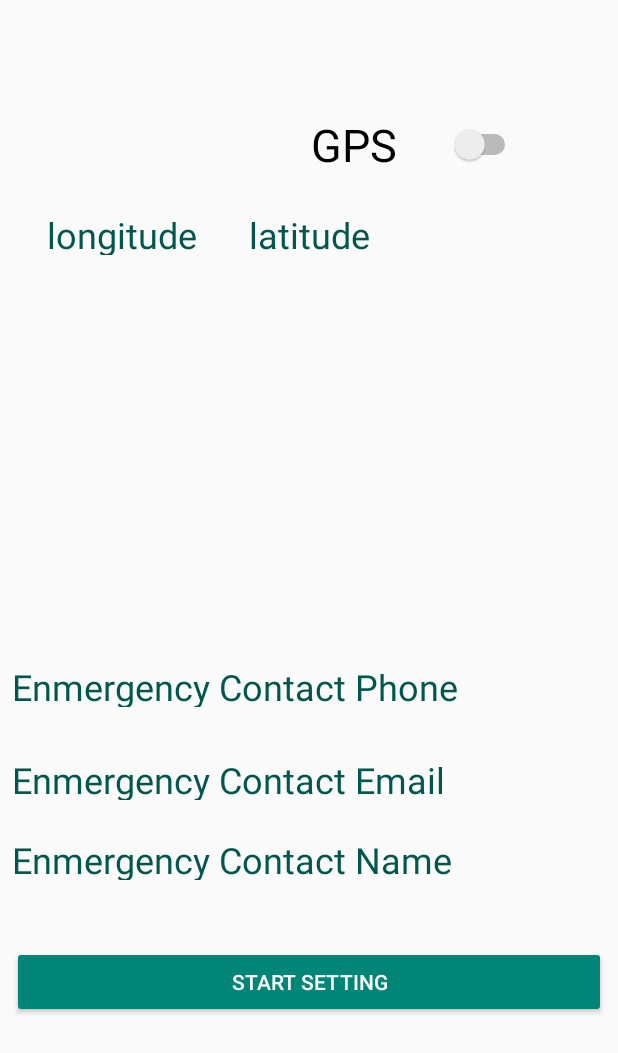
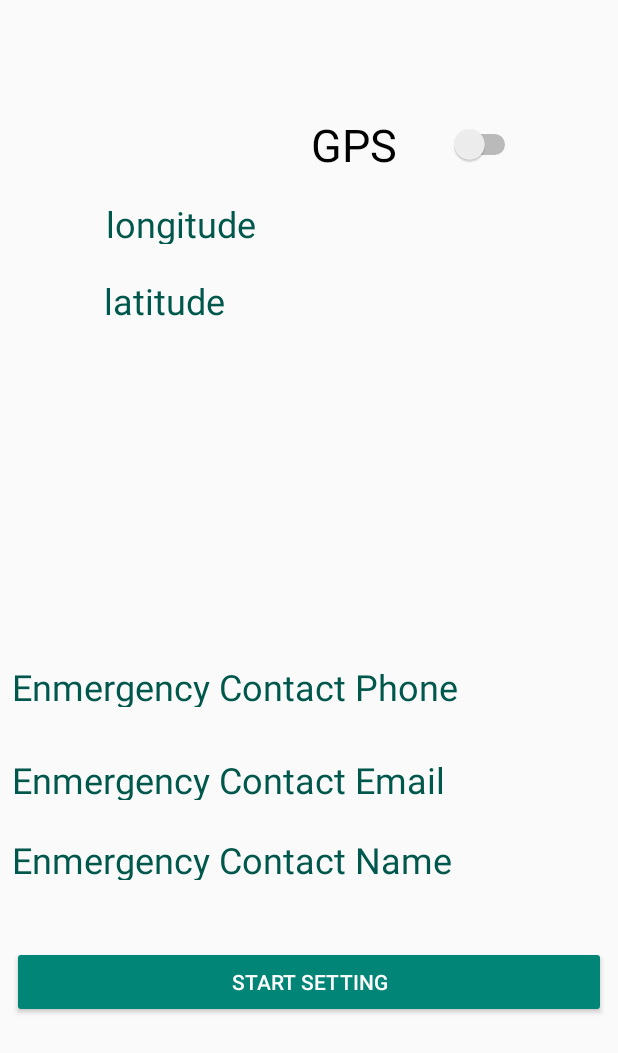
Before and after one commit to joeyzhouhaiyi/AlcoRoam, an Android app: the SettingActivity screen opened directly, with no data from a screen before it, on a phone screen of 412 x 824 dp. Shown: the top 1053 px of the screen. Run offline under Robolectric (Android 15) with nearby library versions, the phone set to English and light mode, and no system bars; our stand-ins replace Firebase (no records; nobody signed in at launch, a user with empty details on screens opened directly).

Commit message:
GPS fixed

```diff
--- a/app/src/main/java/com/elec390coen/alcoroam/Activities/Setting/GPStracker.java
+++ b/app/src/main/java/com/elec390coen/alcoroam/Activities/Setting/GPStracker.java
@@ -30,7 +30,8 @@ public class GPStracker implements LocationListener {
         boolean isGPSEnabled = lm.isProviderEnabled(LocationManager.GPS_PROVIDER);
         if (isGPSEnabled){
             lm.requestLocationUpdates(LocationManager.GPS_PROVIDER,6000,10,this);
-
+            Location l =lm.getLastKnownLocation(LocationManager.GPS_PROVIDER);
+                return l;
         }else {
             Toast.makeText(context, "Please Enable GPS", Toast.LENGTH_SHORT).show();
         }
--- a/app/src/main/java/com/elec390coen/alcoroam/Activities/Setting/SettingActivity.java
+++ b/app/src/main/java/com/elec390coen/alcoroam/Activities/Setting/SettingActivity.java
@@ -1,9 +1,11 @@
 package com.elec390coen.alcoroam.Activities.Setting;
 
+import android.Manifest;
 import android.content.SharedPreferences;
 import android.location.Location;
 import android.preference.PreferenceManager;
 import android.support.annotation.NonNull;
+import android.support.v4.app.ActivityCompat;
 import android.support.v7.app.AppCompatActivity;
 import android.os.Bundle;
 import android.view.View;
@@ -46,6 +48,7 @@ public class SettingActivity extends AppCompatActivity {
         super.onCreate(savedInstanceState);
         setContentView(R.layout.style_activity_setting);
 
+        ActivityCompat.requestPermissions(this,new String[]{Manifest.permission.ACCESS_FINE_LOCATION},123);
         initView();
         getCurrentUserInfo();
         textViewLat = findViewById(R.id.GPS_latView);
@@ -63,6 +66,7 @@ public class SettingActivity extends AppCompatActivity {
                         double lon = l.getLongitude();
                         textViewLat.setText(Double.toString(lat));
                         textViewLon.setText(Double.toString(lon));
+                        //Toast.makeText(getApplicationContext(), "LAT:" +lat+"\n LON:" +lon, Toast.LENGTH_SHORT).show();
                     }
 
 
--- a/app/src/main/res/layout/style_activity_setting.xml
+++ b/app/src/main/res/layout/style_activity_setting.xml
@@ -9,7 +9,7 @@ xmlns:android="http://schemas.android.com/apk/res/android"
 
     <TextView
         android:id="@+id/GPS_lonView"
-        android:layout_width="wrap_content"
+        android:layout_width="274dp"
         android:layout_height="30dp"
         android:layout_marginStart="8dp"
         android:layout_marginTop="8dp"
@@ -20,14 +20,14 @@ xmlns:android="http://schemas.android.com/apk/res/android"
         android:textSize="24sp"
         app:layout_constraintBottom_toBottomOf="parent"
         app:layout_constraintEnd_toEndOf="parent"
-        app:layout_constraintHorizontal_bias="0.079"
+        app:layout_constraintHorizontal_bias="0.516"
         app:layout_constraintStart_toStartOf="parent"
         app:layout_constraintTop_toTopOf="parent"
-        app:layout_constraintVertical_bias="0.17" />
+        app:layout_constraintVertical_bias="0.16" />
 
     <TextView
         android:id="@+id/GPS_latView"
-        android:layout_width="wrap_content"
+        android:layout_width="274dp"
         android:layout_height="30dp"
         android:layout_marginStart="8dp"
         android:layout_marginTop="8dp"
@@ -40,7 +40,7 @@ xmlns:android="http://schemas.android.com/apk/res/android"
         app:layout_constraintEnd_toEndOf="parent"
         app:layout_constraintStart_toStartOf="parent"
         app:layout_constraintTop_toTopOf="parent"
-        app:layout_constraintVertical_bias="0.17" />
+        app:layout_constraintVertical_bias="0.226" />
 
     <TextView
         android:id="@+id/txtVName"
```
